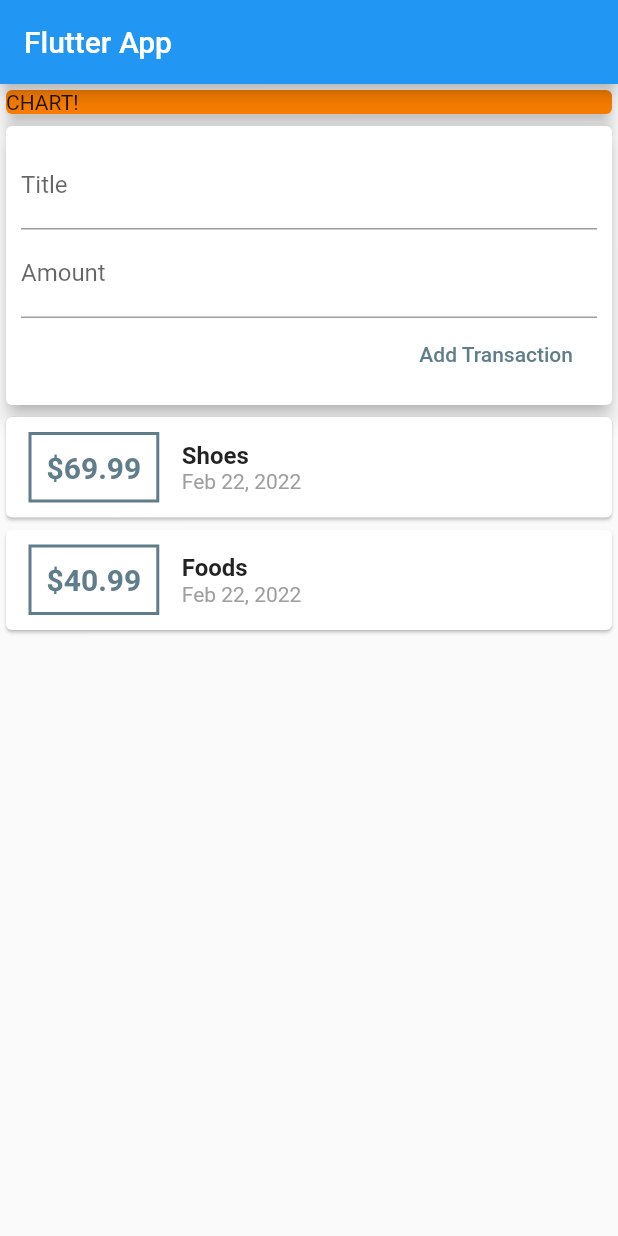
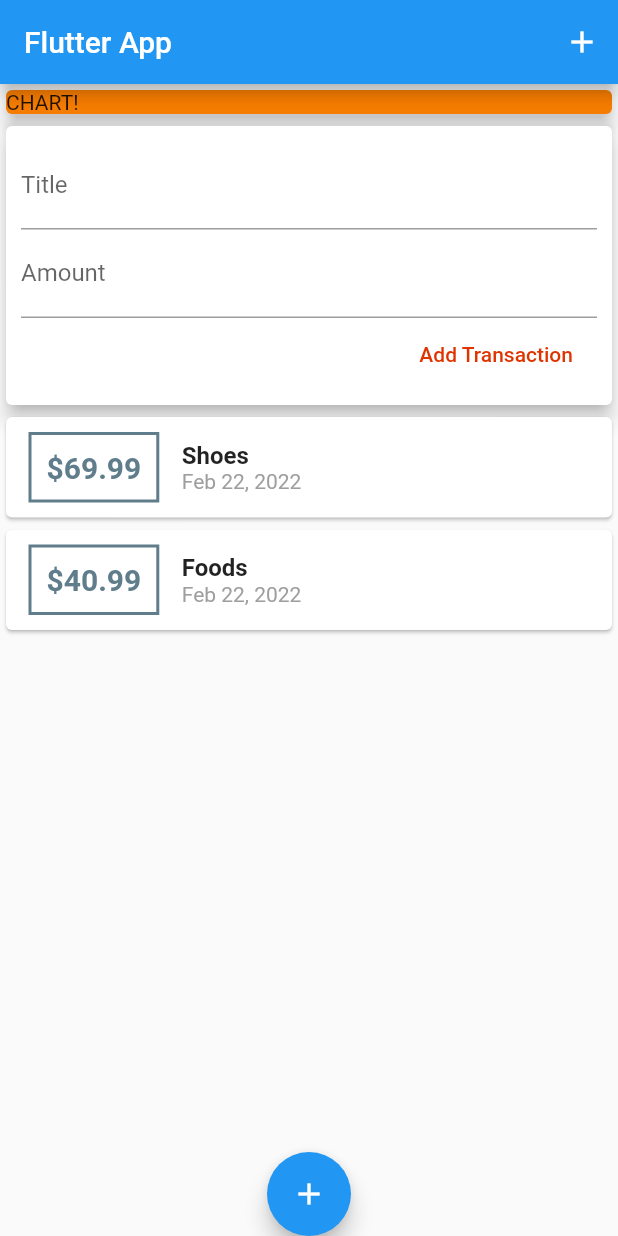
Before and after one commit to Shentia/Flutter_Expense_app, a Flutter app: the screen it shows after launch, after a tap on "Add Transaction", on a phone screen of 412 x 824 dp. Run offline on Flutter 3.47's test engine with Material 2 defaults, Android fonts, the phone set to English and light mode, and no system bars; Roboto replaces fonts that are missing (verdana).

Commit message:
Floating Button and actions

```diff
--- a/lib/main.dart
+++ b/lib/main.dart
@@ -24,6 +24,12 @@ class MyHomePage extends StatelessWidget {
     return Scaffold(
       appBar: AppBar(
         title: Text('Flutter App'),
+        actions: [
+          IconButton(
+            onPressed: () {},
+            icon: Icon(Icons.add),
+          ),
+        ],
       ),
       body: Column(
         // mainAxisAlignment: MainAxisAlignment.start,
@@ -40,6 +46,11 @@ class MyHomePage extends StatelessWidget {
           UserTransactions()
         ],
       ),
+      floatingActionButtonLocation: FloatingActionButtonLocation.centerDocked,
+      floatingActionButton: FloatingActionButton(
+        child: Icon(Icons.add),
+        onPressed: () {},
+      ),
     );
   }
 }
--- a/lib/widgets/new_transaction.dart
+++ b/lib/widgets/new_transaction.dart
@@ -6,6 +6,18 @@ class NewTransaction extends StatelessWidget {
   final Function addTransaction;
 
   NewTransaction(this.addTransaction);
+
+  void submitData() {
+    final enteredTitle = titleController.text;
+    final enteredAmount = double.parse(amountController.text);
+    if (enteredTitle.isEmpty || enteredAmount <= 0) {
+      return;
+    }
+    addTransaction(
+      enteredTitle,
+      enteredAmount,
+    );
+  }
 
   @override
   Widget build(BuildContext context) {
@@ -17,23 +29,21 @@ class NewTransaction extends StatelessWidget {
           TextField(
             decoration: InputDecoration(labelText: 'Title'),
             controller: titleController,
+            onSubmitted: (_) => submitData(), //_ or val
           ),
           TextField(
             decoration: InputDecoration(labelText: 'Amount'),
             controller: amountController,
+            keyboardType: TextInputType.numberWithOptions(decimal: true),
+            onSubmitted: (_) => submitData(), //_ or val
             // onChanged: (value) {
             //   amountInput = value;
             // },
           ),
           FlatButton(
             child: Text('Add Transaction'),
-            onPressed: () {
-              addTransaction(
-                titleController.text,
-                double.parse(amountController.text),
-              );
-            },
-            textColor: Colors.blueGrey,
+            onPressed: submitData,
+            textColor: Color.fromARGB(255, 224, 52, 0),
           )
         ]),
       ),
--- a/lib/widgets/transaction_list.dart
+++ b/lib/widgets/transaction_list.dart
@@ -8,8 +8,10 @@ class TransactionList extends StatelessWidget {
 
   @override
   Widget build(BuildContext context) {
-    return Column(
-      children: transactions.map((transaction) {
+    return Container(
+      height: 400,
+      child: ListView.builder(
+        itemBuilder: (ctx, index) {
           return Card(
               child: Row(
             children: [
@@ -22,7 +24,7 @@ class TransactionList extends StatelessWidget {
                 child: Text(
                   // "\$" + transaction.amount.toString(),
                   //both way is right
-                '\$${transaction.amount}',
+                  '\$${transactions[index].amount.toStringAsFixed(2)}',
                   style: TextStyle(
                       fontWeight: FontWeight.bold,
                       fontSize: 20,
@@ -31,14 +33,14 @@ class TransactionList extends StatelessWidget {
               ),
               Column(crossAxisAlignment: CrossAxisAlignment.start, children: [
                 Text(
-                transaction.title,
+                  transactions[index].title,
                   style: TextStyle(
                       fontWeight: FontWeight.bold,
                       fontSize: 16,
                       fontFamily: "verdana"),
                 ),
                 Text(
-                DateFormat.yMMMd().format(transaction.date),
+                  DateFormat.yMMMd().format(transactions[index].date),
                   style: TextStyle(
                     color: Colors.grey,
                   ),
@@ -46,7 +48,10 @@ class TransactionList extends StatelessWidget {
               ])
             ],
           ));
-      }).toList(),
+        },
+        itemCount: transactions.length,
+        // children: transactions.map((transaction) {}).toList(),
+      ),
     );
   }
 }
```
Lines whose indentation alone changed are shown as unchanged.
